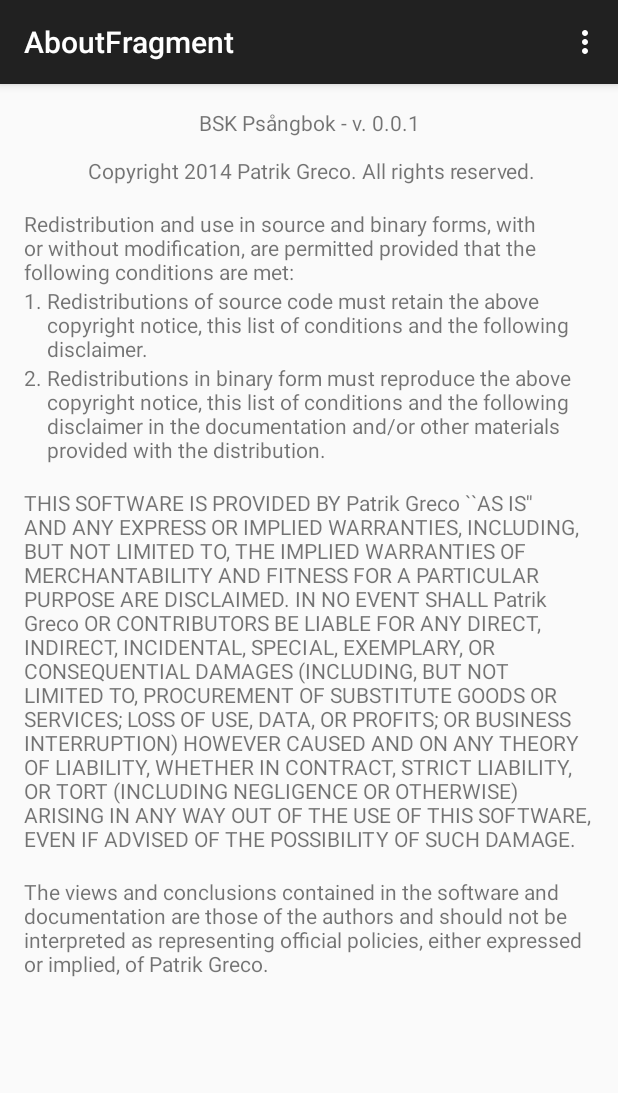
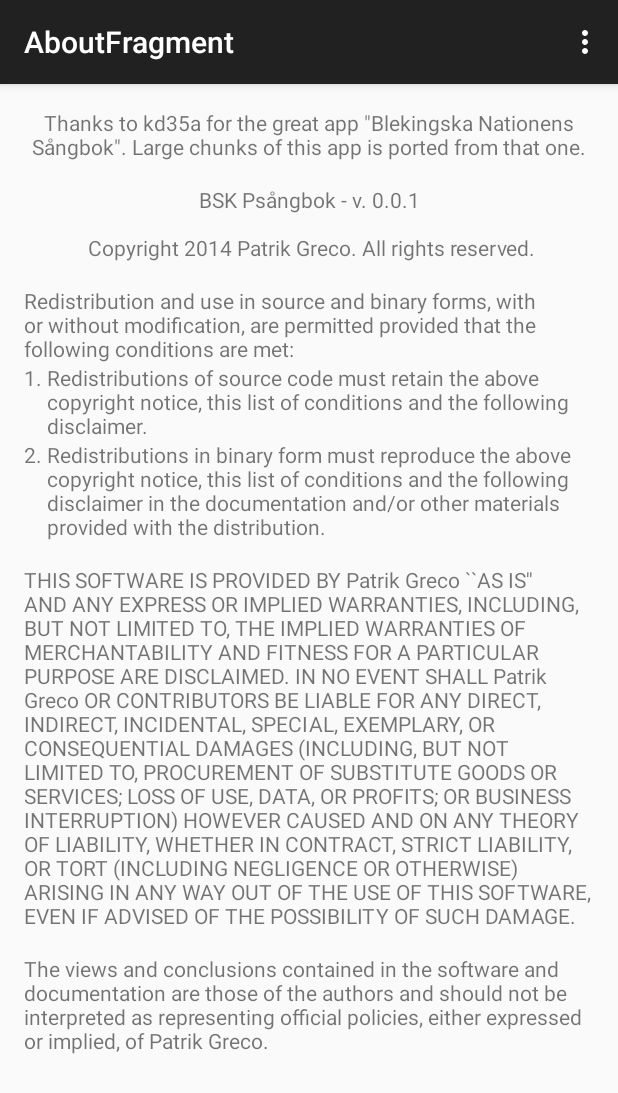
Before and after one commit to oskaremilsson/spiikpsangbok, an Android app: the AboutActivity screen opened directly, with no data from a screen before it, on a phone screen of 412 x 824 dp. Shown: the top 1093 px of the screen. Run offline under Robolectric (Android 15) with nearby library versions, the phone set to English and light mode, and no system bars.

Commit message:
Added thx to kd35a

```diff
--- a/app/src/main/res/layout/fragment_about.xml
+++ b/app/src/main/res/layout/fragment_about.xml
@@ -20,6 +20,19 @@
 			<TableLayout
 					android:layout_width="fill_parent"
 					android:layout_height="wrap_content">
+
+				<TableRow>
+
+					<TextView
+							android:layout_width="wrap_content"
+							android:layout_height="wrap_content"
+							android:text="@string/thanks"
+							android:gravity="center_horizontal"
+							android:layout_span="2"
+							android:singleLine="false"
+							android:layout_weight="1"
+							/>
+				</TableRow>
 
 				<TableRow>
 
--- a/app/src/main/res/values/strings.xml
+++ b/app/src/main/res/values/strings.xml
@@ -32,6 +32,7 @@
     <string name="license5">The views and conclusions contained in the software and documentation are those of the
 				authors and should not be interpreted as representing official policies, either expressed
 				or implied, of Patrik Greco.</string>
+	<string name="thanks">Thanks to kd35a for the great app \"Blekingska Nationens Sångbok\". Large chunks of this app is ported from that one.\n</string>
     <string name="title_activity_view_song">ViewSongActivity</string>
 
 </resources>
```
